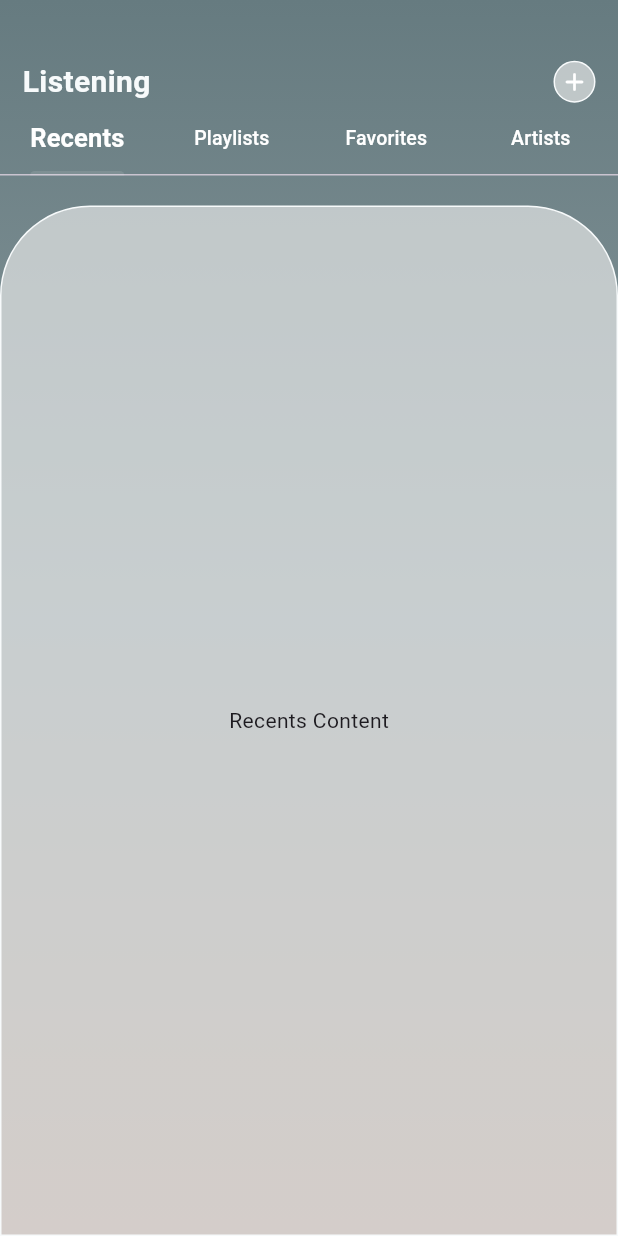
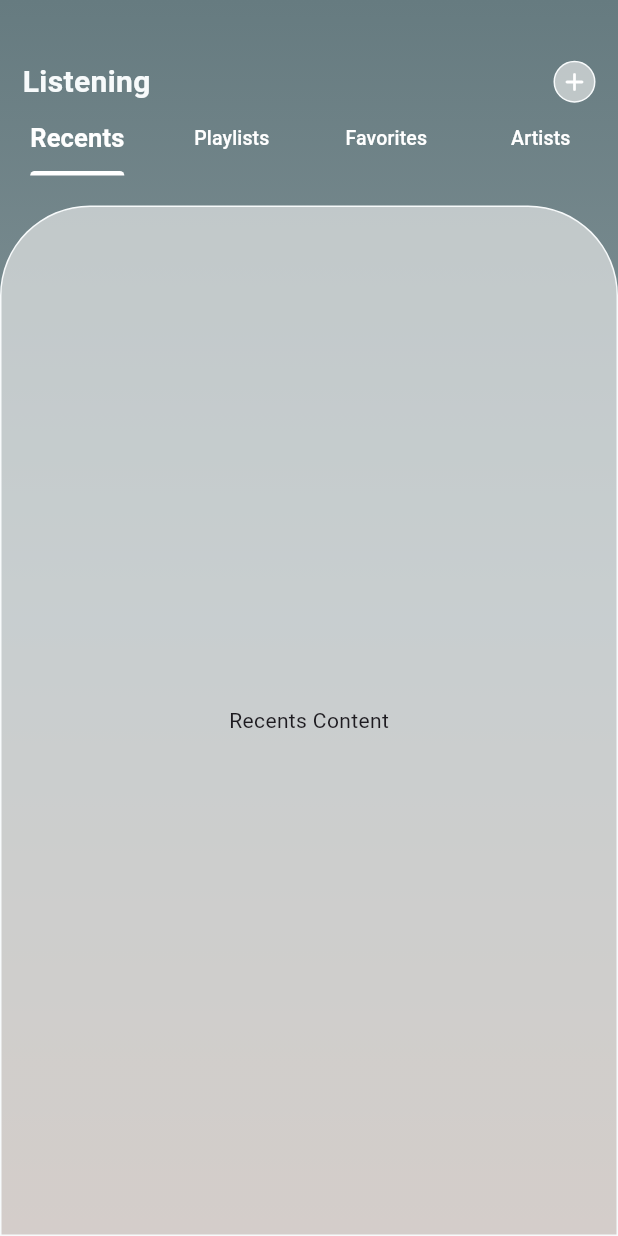
Before and after one commit to kwakyebrilliant/play, a Flutter app: the LibraryPage screen opened directly, on a phone screen of 412 x 824 dp. Run offline on Flutter 3.47's test engine with Material 3 defaults, Android fonts, the phone set to English and light mode, and no system bars.

Commit message:
library page updates

```diff
--- a/lib/screens/library/library_page.dart
+++ b/lib/screens/library/library_page.dart
@@ -97,7 +97,8 @@ class _LibraryPageState extends State<LibraryPage> {
                   Tab(text: 'Favorites'),
                   Tab(text: 'Artists'),
                 ],
-                indicatorColor: Colors.white.withOpacity(0.1),
+                indicatorColor: Colors.white,
+                dividerColor: Colors.transparent,
                 labelStyle: const TextStyle(
                   fontSize: 17.0,
                   fontWeight: FontWeight.w600,
```
